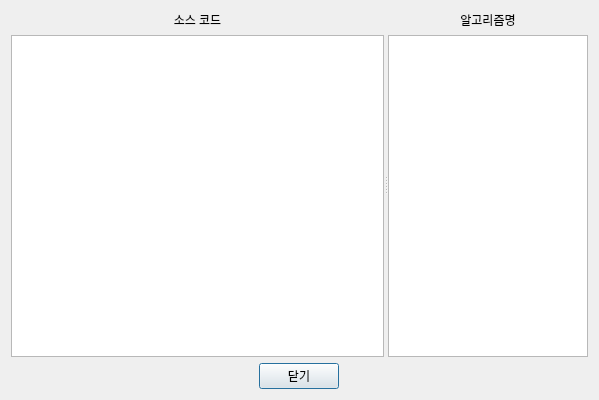
This is uis/source.ui in DaeyeongCho/AlgorithmsVisualizationProject as Qt 5 draws it before an edit. The edited form follows.
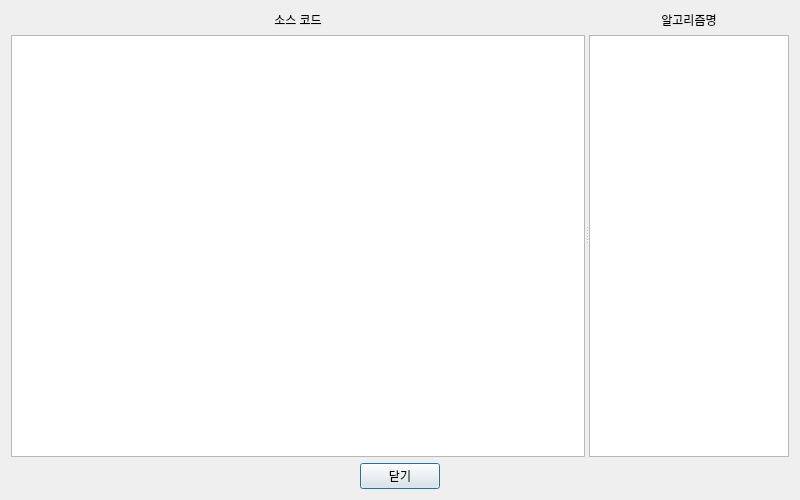
This is the edited form.

Diff of the .ui file:
```diff
--- a/uis/source.ui
+++ b/uis/source.ui
@@ -6,8 +6,8 @@
    <rect>
     <x>0</x>
     <y>0</y>
-    <width>599</width>
-    <height>400</height>
+    <width>800</width>
+    <height>500</height>
    </rect>
   </property>
   <property name="windowTitle">
```
Left out of the diff: 2 changed lines with no effect on the pictures.
